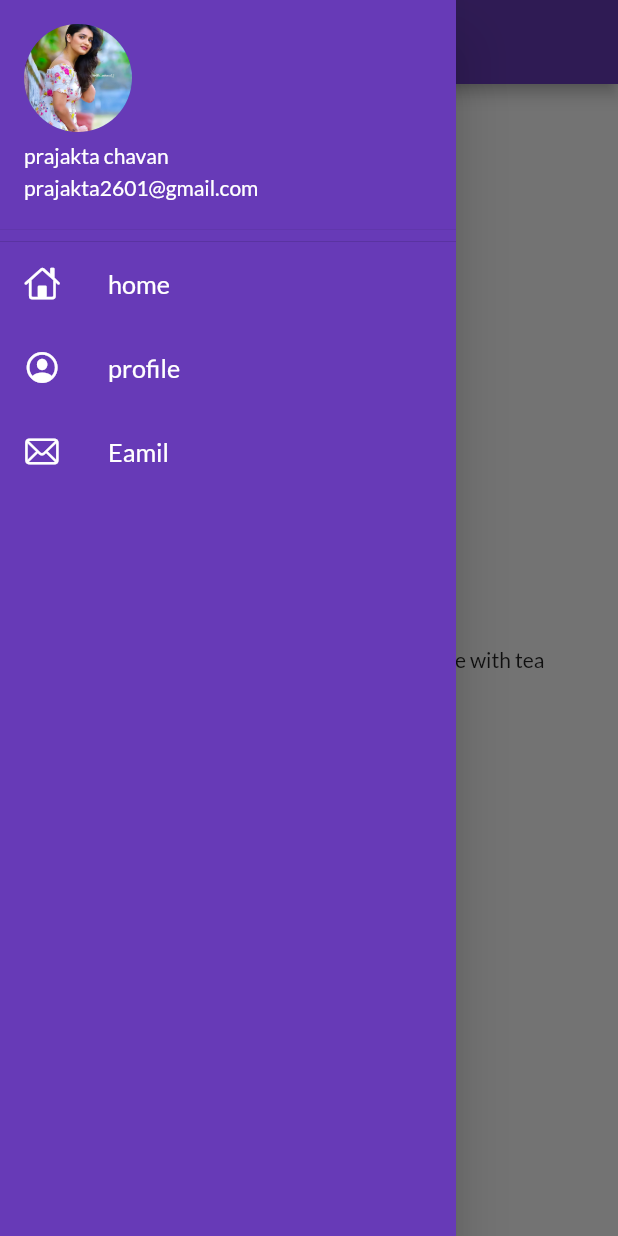
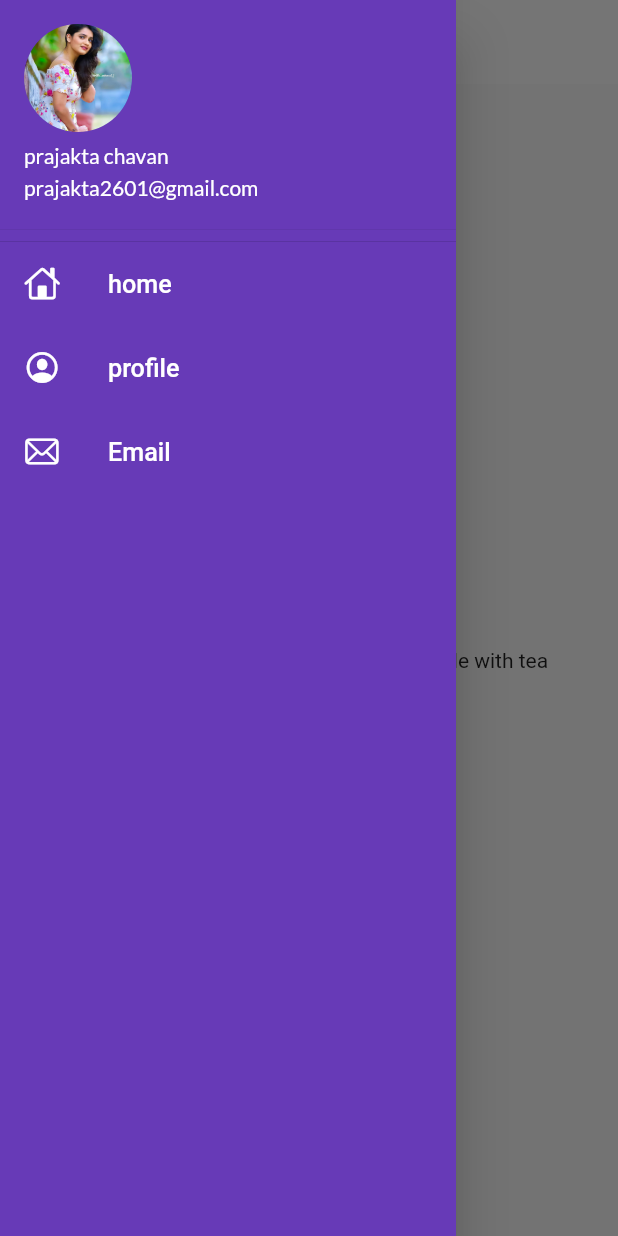
Before and after one commit to praju260100/30_days_of_flutter, a Flutter app: the screen it shows after launch, with the side drawer open, on a phone screen of 412 x 824 dp. Run offline on Flutter 3.47's test engine with Material 2 defaults, Android fonts, the phone set to English and light mode, and no system bars; our stand-ins replace google_fonts.

Commit message:
theme extracted

```diff
--- a/lib/main.dart
+++ b/lib/main.dart
@@ -3,7 +3,7 @@ import 'package:flutter/material.dart';
 import 'package:flutter_catalog/pages/homepage.dart';
 import 'package:flutter_catalog/pages/loginpage.dart';
 import 'package:flutter_catalog/utils/routes.dart';
-import 'package:google_fonts/google_fonts.dart';
+import 'package:flutter_catalog/widget/themes.dart';
 
 void main() {
   runApp(const MyApp());
@@ -17,17 +17,14 @@ class MyApp extends StatelessWidget {
     return MaterialApp(
       debugShowCheckedModeBanner: false,
       themeMode: ThemeMode.light,
-      theme: ThemeData(
-        primarySwatch: Colors.deepPurple,
-        fontFamily: GoogleFonts.lato().fontFamily,
-      ),
+      theme: mytheme.lightTheme(context),
+      darkTheme: mytheme.lightTheme(context),
       initialRoute: MyRoutes.homeRoute,
       routes: {
         "/": (context) => LoginPage(),
         MyRoutes.homeRoute: (context) => const homepage(),
         MyRoutes.loginRoute: ((context) => LoginPage())
       },
-      darkTheme: ThemeData(brightness: Brightness.dark),
     );
     // home: const homepage());
   }
--- a/lib/pages/homepage.dart
+++ b/lib/pages/homepage.dart
@@ -11,7 +11,6 @@ class homepage extends StatelessWidget {
     return Scaffold(
         appBar: AppBar(
           title: Text("Catalog App"),
-          centerTitle: true,
         ),
         body: Center(
           child: Container(
--- a/lib/widget/drawer.dart
+++ b/lib/widget/drawer.dart
@@ -46,7 +46,7 @@ class mydrawer extends StatelessWidget {
               color: Colors.white,
             ),
             title: Text(
-              "Eamil",
+              "Email",
               textScaleFactor: 1.2,
               style: TextStyle(color: Colors.white),
             ))
--- /dev/null
+++ b/lib/widget/themes.dart
@@ -0,0 +1,16 @@
+import 'package:flutter/material.dart';
+import 'package:google_fonts/google_fonts.dart';
+
+class mytheme {
+  static ThemeData lightTheme(BuildContext context) => ThemeData(
+        primarySwatch: Colors.deepPurple,
+        fontFamily: GoogleFonts.lato().fontFamily,
+        appBarTheme: AppBarTheme(
+            color: Colors.white,
+            elevation: 0.0,
+            iconTheme: IconThemeData(
+              color: Colors.black,
+            )),
+        textTheme: Theme.of(context).textTheme,
+      );
+}
```
